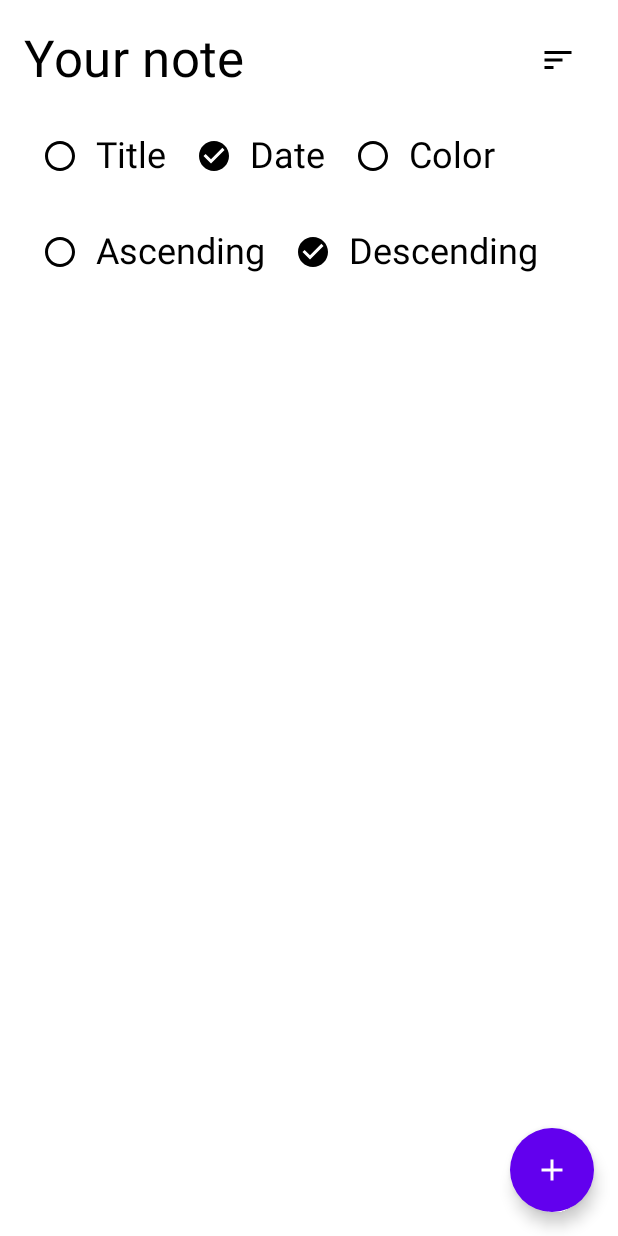
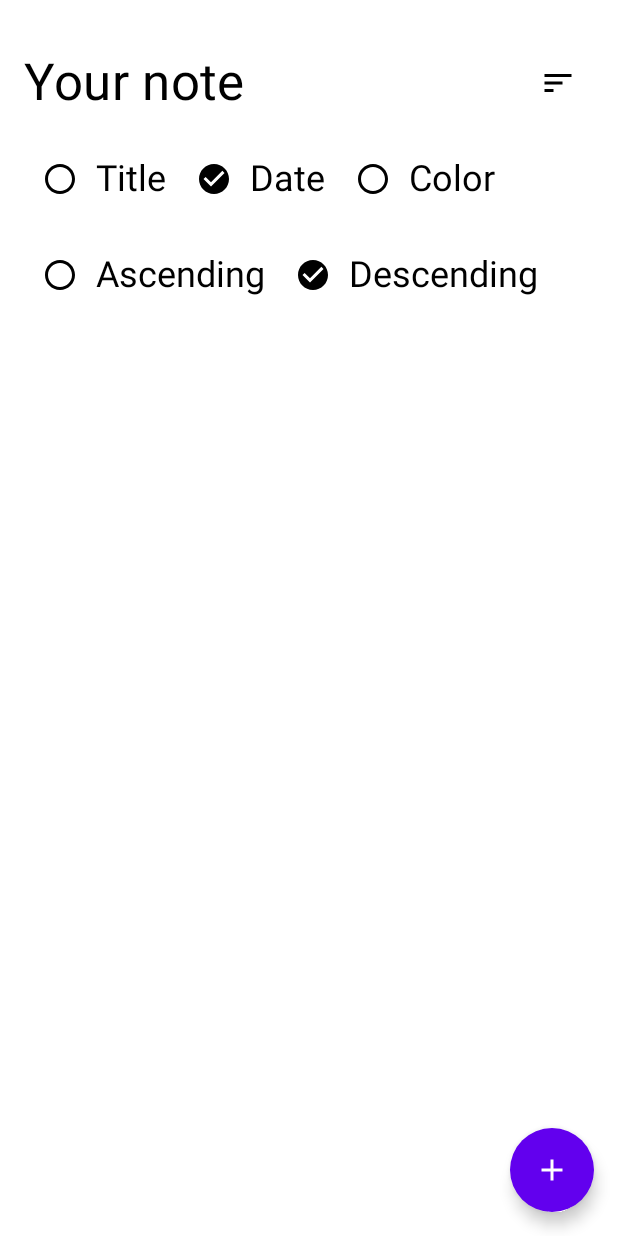
Before and after one commit to sedramerkhan/SMNotes, an Android app built with Jetpack Compose: the composable NotesScreen shown on its own in the app's theme, after a tap on "Sort", on a phone screen of 412 x 824 dp. Run offline under Robolectric (Android 15) with nearby library versions, the phone set to English and light mode, and no system bars; our stand-ins replace Dagger/Hilt's generated code, Room's generated code; libraries missing offline, so code that uses them is left out: com.ramcosta.composedestinations; 2 statements that could not run were skipped.

Commit message:
display content behind Status bar

```diff
--- a/app/src/main/java/com/smnotes/presentation/MainActivity.kt
+++ b/app/src/main/java/com/smnotes/presentation/MainActivity.kt
@@ -1,6 +1,7 @@
 package com.smnotes.presentation
 
 import android.os.Bundle
+import android.view.WindowManager
 import androidx.activity.ComponentActivity
 import androidx.activity.compose.setContent
 import androidx.compose.animation.ExperimentalAnimationApi
@@ -19,7 +20,10 @@ class MainActivity : ComponentActivity() {
     @OptIn(ExperimentalAnimationApi::class)
     override fun onCreate(savedInstanceState: Bundle?) {
         super.onCreate(savedInstanceState)
-
+        window.setFlags(
+            WindowManager.LayoutParams.FLAG_LAYOUT_NO_LIMITS,
+            WindowManager.LayoutParams.FLAG_LAYOUT_NO_LIMITS
+        )
         setContent {
             SMNotesTheme(application.isDark) {
                 DestinationsNavHost(navGraph = NavGraphs.root)
--- a/app/src/main/java/com/smnotes/presentation/notesScreen/NotesScreen.kt
+++ b/app/src/main/java/com/smnotes/presentation/notesScreen/NotesScreen.kt
@@ -21,6 +21,7 @@ import com.smnotes.presentation.notesScreen.components.OrderSection
 import com.ramcosta.composedestinations.navigation.DestinationsNavigator
 import com.smnotes.presentation.destinations.NoteScreenDestination
 import com.smnotes.presentation.noteScreen.NoteScreen
+import com.smnotes.presentation.utils.defaultModifier
 import kotlinx.coroutines.launch
 
 @ExperimentalAnimationApi
@@ -49,8 +50,7 @@ fun NotesScreen(
     ) {
         Column(
             modifier = Modifier
-                .fillMaxSize()
-                .padding(16.dp)
+                .defaultModifier(16.dp,16.dp)
         ) {
             Row(
                 modifier = Modifier.fillMaxWidth(),
--- /dev/null
+++ b/app/src/main/java/com/smnotes/presentation/utils/Constants.kt
@@ -0,0 +1,18 @@
+package com.smnotes.presentation.utils
+
+import androidx.compose.foundation.layout.fillMaxSize
+import androidx.compose.foundation.layout.padding
+import androidx.compose.runtime.Composable
+import androidx.compose.ui.Modifier
+import androidx.compose.ui.unit.Dp
+import androidx.compose.ui.unit.dp
+
+val STATUS_BAR_HEIGHT = 15.dp
+
+@Composable
+fun Modifier.defaultModifier(horizontal: Dp, vertical: Dp) = fillMaxSize().padding(
+    top = STATUS_BAR_HEIGHT + vertical,
+    bottom = vertical,
+    start = horizontal,
+    end = horizontal
+)
```
Also changed, not shown: app/src/main/java/com/smnotes/presentation/theme/Theme.kt (+11 -2 lines).
